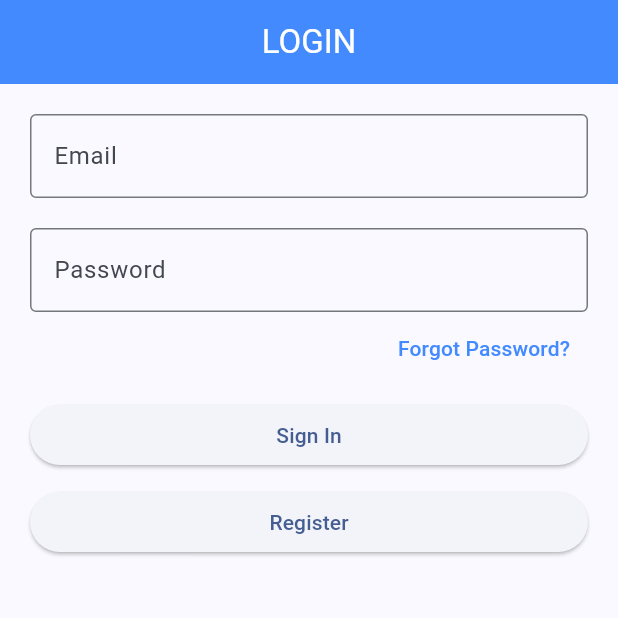
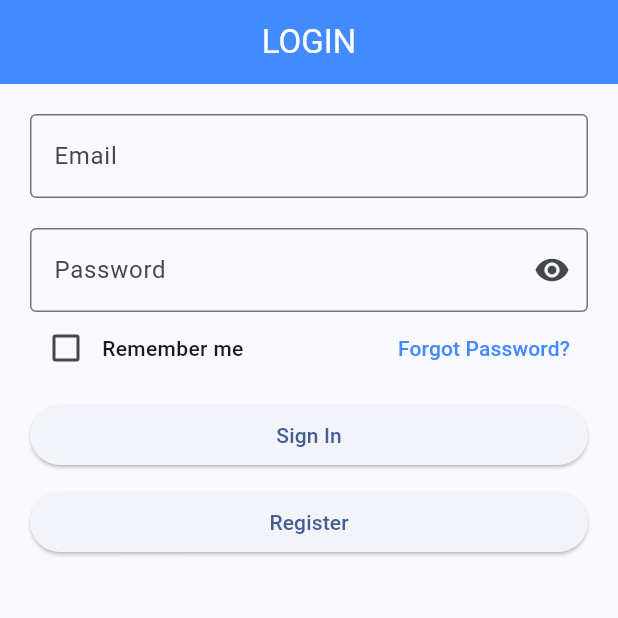
Before and after one commit to Sythaz/Firebase_UdemyIntermediate, a Flutter app: the screen it shows after launch, on a phone screen of 412 x 824 dp, the top half of it. Run offline on Flutter 3.47's test engine with Material 3 defaults, Android fonts, the phone set to English and light mode, and no system bars; our stand-ins replace firebase_auth, firebase_core, get, get_storage; accounts and stored records are empty.

Commit message:
add local database GetStorage to save email & pass [REMEMBER ME]

```diff
--- a/lib/login_controller.dart
+++ b/lib/login_controller.dart
@@ -2,12 +2,16 @@ import 'package:firebase_auth/firebase_auth.dart';
 import 'package:firebase_udemyintermediate/route/routes.dart';
 import 'package:flutter/material.dart';
 import 'package:get/get.dart';
+import 'package:get_storage/get_storage.dart';
 
 class LoginController extends GetxController {
   RxBool isLoading = false.obs;
-  RxBool isHidden = false.obs;
+  RxBool isHidden = true.obs;
+  RxBool rememberMe = false.obs;
   TextEditingController emailC = TextEditingController();
   TextEditingController passC = TextEditingController();
+
+  final box = GetStorage();
 
   void login() async {
     // Menggunakan kode dari dokumentasi FlutterFire, serta jangan lupa mematikan email enumeration di Setting Authentication
@@ -23,6 +27,19 @@ class LoginController extends GetxController {
         );
 
         if (userCredential.user!.emailVerified) {
+          // Fungsi Remember me
+          if (box.read('rememberme') != null) {
+            // Setiap login data yang pernah ada dihapus
+            await box.remove('rememberme');
+          }
+          if (rememberMe.isTrue) {
+            // Lalu digantikan dengan yg baru
+            await box.write(
+              'rememberme',
+              {'email': emailC.text, 'pass': passC.text},
+            );
+          }
+
           Get.offAllNamed(Routes.HOME);
           Get.snackbar("Login Success", "Login Success");
         } else {
@@ -59,5 +76,7 @@ class LoginController extends GetxController {
     } else {
       Get.snackbar('Something wrong', 'Please fill all the fields');
     }
+    emailC.clear();
+    passC.clear();
   }
 }
--- a/lib/login_view.dart
+++ b/lib/login_view.dart
@@ -2,10 +2,18 @@ import 'package:firebase_udemyintermediate/login_controller.dart';
 import 'package:firebase_udemyintermediate/route/routes.dart';
 import 'package:flutter/material.dart';
 import 'package:get/get.dart';
+import 'package:get_storage/get_storage.dart';
 
 class LoginView extends GetView<LoginController> {
+  final box = GetStorage(); // Instansiasi
+
   @override
   Widget build(BuildContext context) {
+    if (box.read('rememberme') != null) {
+      // Cek tiap kali ke login page
+      controller.emailC.text = box.read('rememberme')['email'];
+      controller.passC.text = box.read('rememberme')['pass'];
+    }
     return Scaffold(
       appBar: AppBar(
         backgroundColor: Colors.blueAccent,
@@ -26,16 +34,43 @@ class LoginView extends GetView<LoginController> {
             ),
           ),
           SizedBox(height: 20),
-          TextField(
-            controller: controller.passC,
-            decoration: InputDecoration(
-              labelText: "Password",
-              border: OutlineInputBorder(),
+          Obx(
+            () => TextField(
+              obscureText: controller.isHidden.value,
+              controller: controller.passC,
+              decoration: InputDecoration(
+                labelText: "Password",
+                border: OutlineInputBorder(),
+                suffixIcon: IconButton(
+                  onPressed: () => controller.isHidden.toggle(),
+                  icon: Icon(controller.isHidden.isTrue
+                      ? Icons.visibility
+                      : Icons.visibility_off),
+                ),
+              ),
             ),
           ),
           Row(
-            mainAxisAlignment: MainAxisAlignment.end,
+            //Menambahkan tombol remember me
+            mainAxisAlignment: MainAxisAlignment.spaceBetween,
             children: [
+              Obx(
+                () => Row(
+                  // Membutuhkan row untuk menggabungkan checkbox dan text
+                  children: [
+                    Checkbox(
+                      value: controller.rememberMe.value,
+                      // (_) parameter tidak dibutuhkan karena mengatur melalui controller
+                      onChanged: (_) => controller.rememberMe.toggle(),
+                    ),
+                    Text(
+                      'Remember me',
+                      style:
+                          TextStyle(fontSize: 14, fontWeight: FontWeight.w500),
+                    ),
+                  ],
+                ),
+              ),
               TextButton(
                 onPressed: () => Get.toNamed(Routes.FORGOTPASSWORD),
                 child: Text(
--- a/lib/main.dart
+++ b/lib/main.dart
@@ -6,6 +6,7 @@ import 'package:firebase_udemyintermediate/splashscreen.dart';
 import 'package:flutter/material.dart';
 import 'package:firebase_core/firebase_core.dart';
 import 'package:get/get.dart';
+import 'package:get_storage/get_storage.dart';
 import 'firebase_options.dart';
 
 void main() async {
@@ -16,11 +17,14 @@ void main() async {
 
   FirebaseAuth auth = FirebaseAuth.instance; // Memanggil instance FirebaseAuth
 
+  await GetStorage.init(); // Inisialisasi storage local database
+
   Get.put(LoginController());
   Get.put(HomeController());
   runApp(
     StreamBuilder<User?>(
-      stream: auth.authStateChanges(), // Perubahan dapat didapatkan dari fungsi authStateChanges()
+      stream: auth
+          .authStateChanges(), // Perubahan dapat didapatkan dari fungsi authStateChanges()
       builder: (context, snapshot) {
         if (snapshot.connectionState == ConnectionState.waiting) {
           return SplashScreen();
--- a/lib/register_controller.dart
+++ b/lib/register_controller.dart
@@ -5,7 +5,7 @@ import 'package:get/get.dart';
 
 class RegisterController extends GetxController {
   RxBool isLoading = false.obs;
-  RxBool isHidden = false.obs;
+  RxBool isHidden = true.obs;
   TextEditingController emailC = TextEditingController();
   TextEditingController passC = TextEditingController();
 
--- a/pubspec.yaml
+++ b/pubspec.yaml
@@ -17,6 +17,7 @@ dependencies:
   cloud_firestore: ^5.4.0
   firebase_storage: ^12.2.0
   firebase_app_check: ^0.3.1
+  get_storage: ^2.1.1
 
 dev_dependencies:
   flutter_test:
```
Also changed, not shown: lib/register_view.dart (+14 -5 lines), pubspec.lock, 1 other file.
